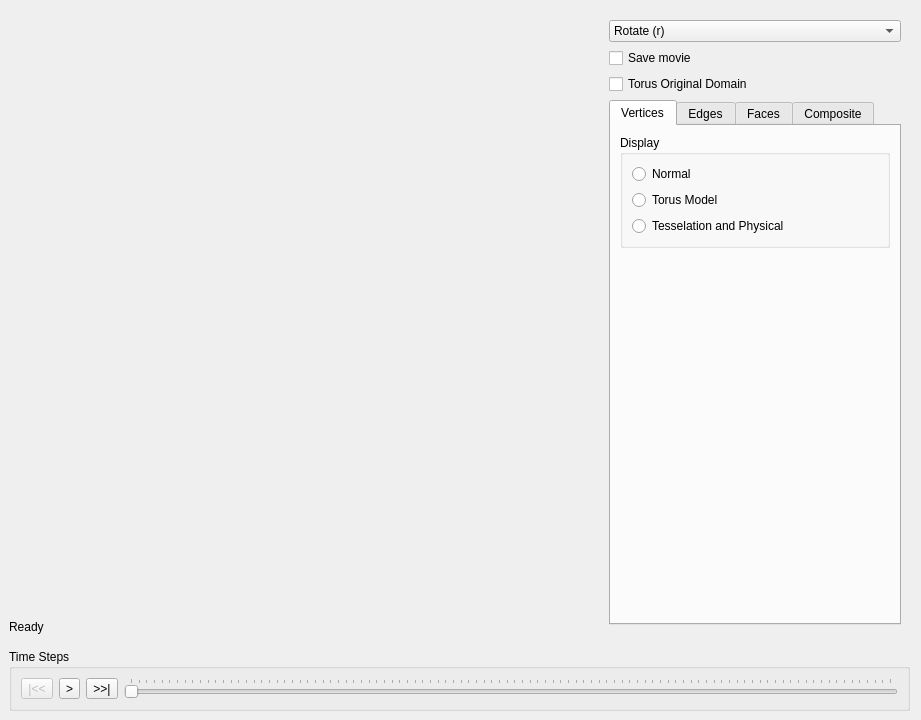
Before: the Qt Designer form Window.ui in danlipsa/foamvis, drawn with Qt 5.
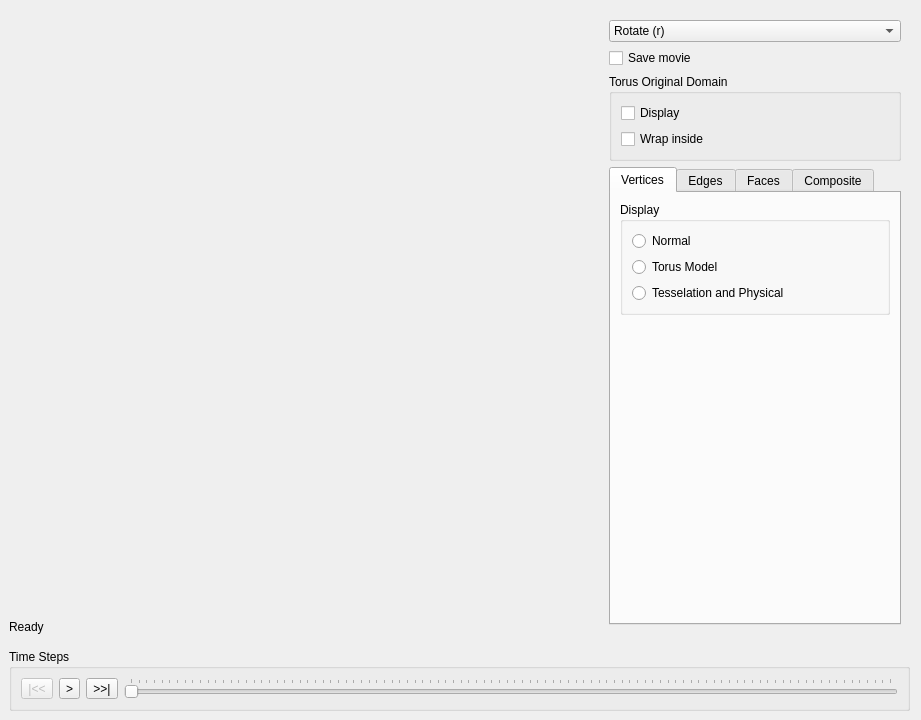
After: the same form once the commit is applied. The open tabs and pages were chosen to show the change. Custom widgets are drawn as their Qt base class.

```diff
--- a/Window.ui
+++ b/Window.ui
@@ -147,10 +147,26 @@
           </widget>
          </item>
          <item>
-          <widget class="QCheckBox" name="checkBoxTorusOriginalDomain">
-           <property name="text">
+          <widget class="QGroupBox" name="groupBoxTorusOriginalDomain">
+           <property name="title">
             <string>Torus Original Domain</string>
            </property>
+           <layout class="QVBoxLayout" name="verticalLayout_22">
+            <item>
+             <widget class="QCheckBox" name="checkBoxTorusOriginalDomainDisplay">
+              <property name="text">
+               <string>Display</string>
+              </property>
+             </widget>
+            </item>
+            <item>
+             <widget class="QCheckBox" name="checkBoxTorusOriginalDomainWrapInside">
+              <property name="text">
+               <string>Wrap inside</string>
+              </property>
+             </widget>
+            </item>
+           </layout>
           </widget>
          </item>
          <item>
```
Left out of the diff: 108 changed lines with no effect on the pictures.
